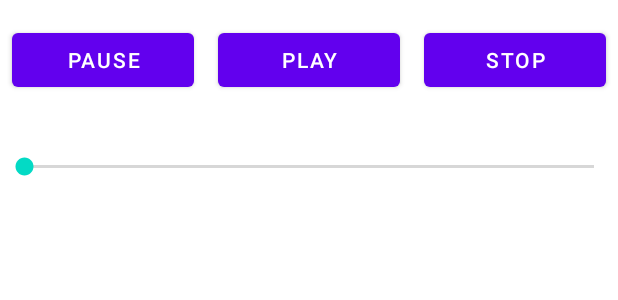
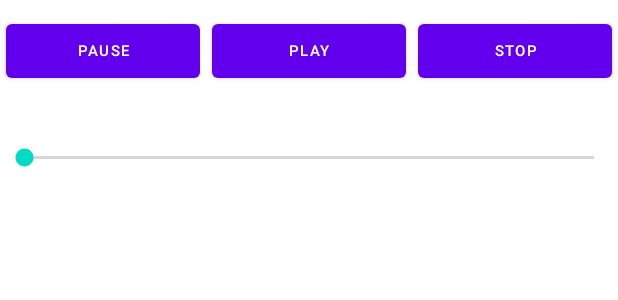
Before and after one commit to thuc753951/AudioBook, an Android app: the layout fragment_control.xml on its own in the app's theme, with its tools: preview values and no code run, on a phone screen of 412 x 824 dp. Shown: the top 300 px of the screen. Run offline under Robolectric (Android 15) with nearby library versions, the phone set to English and light mode, and no system bars.

Commit message:
stable build 2

```diff
--- a/app/src/main/res/layout/fragment_control.xml
+++ b/app/src/main/res/layout/fragment_control.xml
@@ -46,10 +46,11 @@
         android:id="@+id/play"
         android:layout_width="0dp"
         android:layout_height="wrap_content"
-        android:layout_marginStart="8dp"
-        android:layout_marginTop="16dp"
-        android:layout_marginEnd="8dp"
+        android:layout_marginStart="4dp"
+        android:layout_marginTop="10dp"
+        android:layout_marginEnd="4dp"
         android:text="@string/play"
+        android:textSize="10sp"
         app:layout_constraintEnd_toStartOf="@+id/guideline2"
         app:layout_constraintHorizontal_bias="0.479"
         app:layout_constraintStart_toStartOf="@+id/guideline"
@@ -59,10 +60,11 @@
         android:id="@+id/pause"
         android:layout_width="0dp"
         android:layout_height="wrap_content"
-        android:layout_marginStart="8dp"
-        android:layout_marginEnd="8dp"
+        android:layout_marginStart="4dp"
+        android:layout_marginEnd="4dp"
         android:layout_marginBottom="16dp"
         android:text="@string/pause"
+        android:textSize="10sp"
         app:layout_constraintBottom_toTopOf="@+id/nowPlaying"
         app:layout_constraintEnd_toStartOf="@+id/guideline"
         app:layout_constraintHorizontal_bias="0.32"
@@ -74,10 +76,11 @@
         android:id="@+id/stopButton"
         android:layout_width="0dp"
         android:layout_height="wrap_content"
-        android:layout_marginStart="8dp"
-        android:layout_marginEnd="8dp"
+        android:layout_marginStart="4dp"
+        android:layout_marginEnd="4dp"
         android:layout_marginBottom="16dp"
         android:text="@string/stop"
+        android:textSize="10sp"
         app:layout_constraintBottom_toTopOf="@+id/nowPlaying"
         app:layout_constraintEnd_toEndOf="parent"
         app:layout_constraintHorizontal_bias="0.673"
--- a/app/src/main/res/layout/two_pane_layout.xml
+++ b/app/src/main/res/layout/two_pane_layout.xml
@@ -7,7 +7,7 @@
 
     <androidx.fragment.app.FragmentContainerView
         android:id="@+id/container1"
-        android:layout_width="200dp"
+        android:layout_width="260dp"
         android:layout_height="0dp"
         android:layout_marginStart="4dp"
         android:layout_marginTop="4dp"
```
